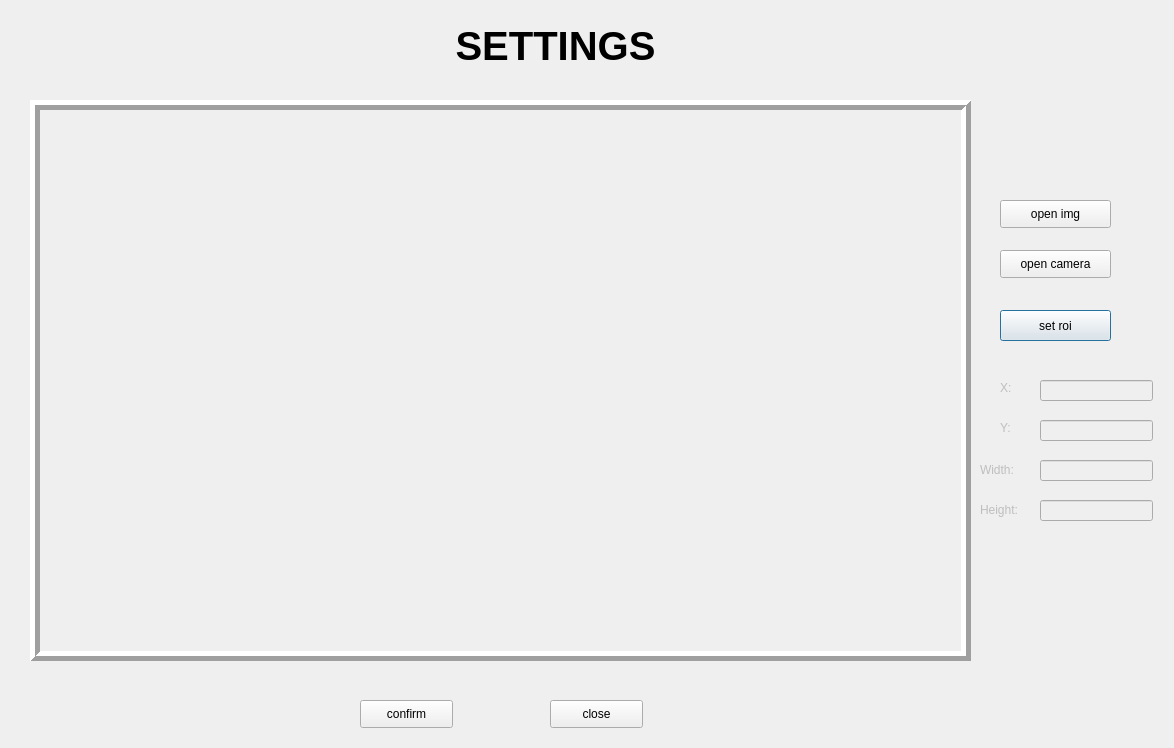
This is settingsdlg.ui in lzj12321/PCB_OCR as Qt 5 draws it before an edit. The edited form follows.
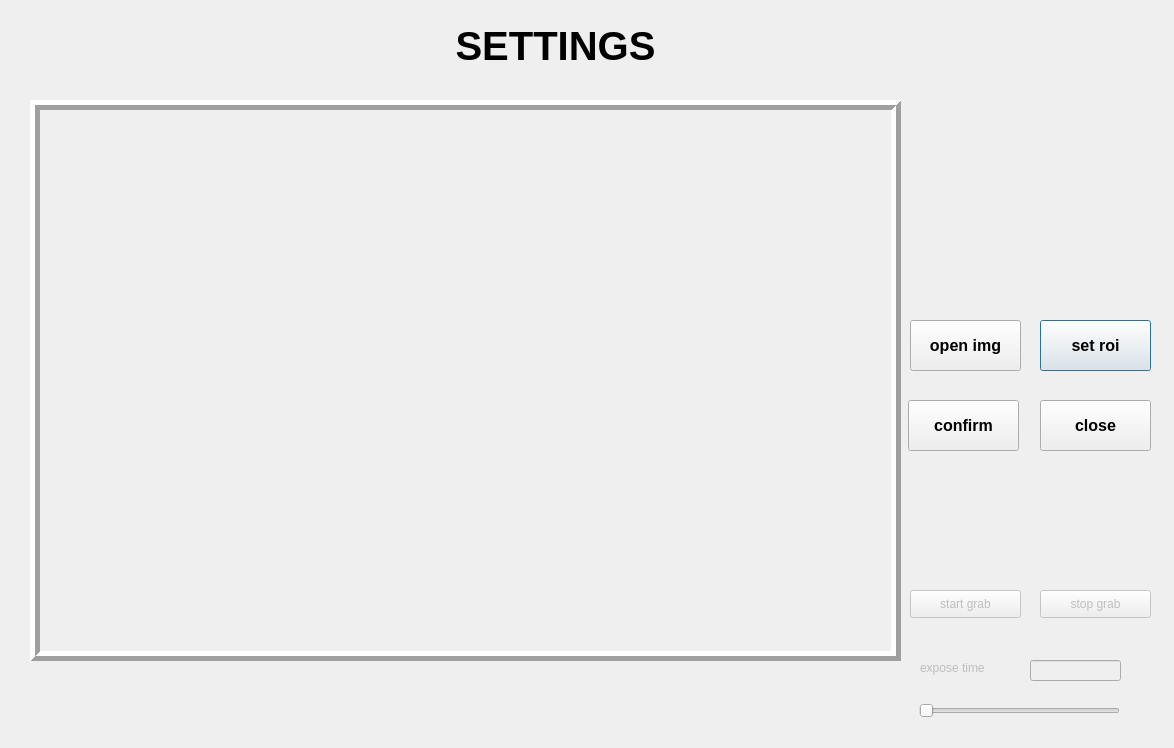
This is the edited form.

What changed in the file:
```diff
--- a/settingsdlg.ui
+++ b/settingsdlg.ui
@@ -18,7 +18,7 @@
     <rect>
      <x>30</x>
      <y>100</y>
-     <width>941</width>
+     <width>871</width>
      <height>561</height>
     </rect>
    </property>
@@ -46,12 +46,19 @@
   <widget class="QPushButton" name="pushButton">
    <property name="geometry">
     <rect>
-     <x>1000</x>
-     <y>310</y>
+     <x>1040</x>
+     <y>320</y>
      <width>111</width>
-     <height>31</height>
+     <height>51</height>
     </rect>
    </property>
+   <property name="font">
+    <font>
+     <pointsize>12</pointsize>
+     <weight>75</weight>
+     <bold>true</bold>
+    </font>
+   </property>
    <property name="text">
     <string>set roi</string>
    </property>
@@ -95,12 +102,19 @@
   <widget class="QPushButton" name="pushButton_2">
    <property name="geometry">
     <rect>
-     <x>360</x>
-     <y>700</y>
-     <width>93</width>
-     <height>28</height>
+     <x>908</x>
+     <y>400</y>
+     <width>111</width>
+     <height>51</height>
     </rect>
    </property>
+   <property name="font">
+    <font>
+     <pointsize>12</pointsize>
+     <weight>75</weight>
+     <bold>true</bold>
+    </font>
+   </property>
    <property name="text">
     <string>confirm</string>
    </property>
@@ -108,158 +122,126 @@
   <widget class="QPushButton" name="pushButton_3">
    <property name="geometry">
     <rect>
-     <x>550</x>
-     <y>700</y>
-     <width>93</width>
-     <height>28</height>
+     <x>1040</x>
+     <y>400</y>
+     <width>111</width>
+     <height>51</height>
     </rect>
    </property>
+   <property name="font">
+    <font>
+     <pointsize>12</pointsize>
+     <weight>75</weight>
+     <bold>true</bold>
+    </font>
+   </property>
    <property name="text">
     <string>close</string>
    </property>
   </widget>
   <widget class="QPushButton" name="pushButton_4">
+   <property name="enabled">
+    <bool>false</bool>
+   </property>
    <property name="geometry">
     <rect>
-     <x>1000</x>
-     <y>250</y>
+     <x>910</x>
+     <y>590</y>
      <width>111</width>
      <height>28</height>
     </rect>
    </property>
    <property name="text">
-    <string>open camera</string>
-   </property>
-  </widget>
-  <widget class="QLabel" name="label_4">
-   <property name="enabled">
-    <bool>false</bool>
-   </property>
-   <property name="geometry">
-    <rect>
-     <x>1000</x>
-     <y>380</y>
-     <width>21</width>
-     <height>16</height>
-    </rect>
-   </property>
-   <property name="text">
-    <string>X:</string>
-   </property>
-  </widget>
-  <widget class="QLineEdit" name="lineEdit">
-   <property name="enabled">
-    <bool>false</bool>
-   </property>
-   <property name="geometry">
-    <rect>
-     <x>1040</x>
-     <y>380</y>
-     <width>113</width>
-     <height>21</height>
-    </rect>
-   </property>
-  </widget>
-  <widget class="QLineEdit" name="lineEdit_2">
-   <property name="enabled">
-    <bool>false</bool>
-   </property>
-   <property name="geometry">
-    <rect>
-     <x>1040</x>
-     <y>420</y>
-     <width>113</width>
-     <height>21</height>
-    </rect>
-   </property>
-  </widget>
-  <widget class="QLabel" name="label_5">
-   <property name="enabled">
-    <bool>false</bool>
-   </property>
-   <property name="geometry">
-    <rect>
-     <x>1000</x>
-     <y>420</y>
-     <width>21</width>
-     <height>16</height>
-    </rect>
-   </property>
-   <property name="text">
-    <string>Y:</string>
-   </property>
-  </widget>
-  <widget class="QLineEdit" name="lineEdit_3">
-   <property name="enabled">
-    <bool>false</bool>
-   </property>
-   <property name="geometry">
-    <rect>
-     <x>1040</x>
-     <y>460</y>
-     <width>113</width>
-     <height>21</height>
-    </rect>
-   </property>
-  </widget>
-  <widget class="QLabel" name="label_6">
-   <property name="enabled">
-    <bool>false</bool>
-   </property>
-   <property name="geometry">
-    <rect>
-     <x>980</x>
-     <y>460</y>
-     <width>51</width>
-     <height>20</height>
-    </rect>
-   </property>
-   <property name="text">
-    <string>Width:</string>
-   </property>
-  </widget>
-  <widget class="QLineEdit" name="lineEdit_4">
-   <property name="enabled">
-    <bool>false</bool>
-   </property>
-   <property name="geometry">
-    <rect>
-     <x>1040</x>
-     <y>500</y>
-     <width>113</width>
-     <height>21</height>
-    </rect>
-   </property>
-  </widget>
-  <widget class="QLabel" name="label_7">
-   <property name="enabled">
-    <bool>false</bool>
-   </property>
-   <property name="geometry">
-    <rect>
-     <x>980</x>
-     <y>500</y>
-     <width>61</width>
-     <height>20</height>
-    </rect>
-   </property>
-   <property name="text">
-    <string>Height:</string>
+    <string>start grab</string>
    </property>
   </widget>
   <widget class="QPushButton" name="pushButton_5">
    <property name="geometry">
     <rect>
-     <x>1000</x>
-     <y>200</y>
+     <x>910</x>
+     <y>320</y>
      <width>111</width>
-     <height>28</height>
+     <height>51</height>
     </rect>
    </property>
+   <property name="font">
+    <font>
+     <pointsize>12</pointsize>
+     <weight>75</weight>
+     <bold>true</bold>
+    </font>
+   </property>
    <property name="text">
     <string>open img</string>
    </property>
   </widget>
+  <widget class="QSlider" name="horizontalSlider">
+   <property name="enabled">
+    <bool>false</bool>
+   </property>
+   <property name="geometry">
+    <rect>
+     <x>919</x>
+     <y>700</y>
+     <width>201</width>
+     <height>22</height>
+    </rect>
+   </property>
+   <property name="orientation">
+    <enum>Qt::Horizontal</enum>
+   </property>
+  </widget>
+  <widget class="QLineEdit" name="lineEdit">
+   <property name="enabled">
+    <bool>false</bool>
+   </property>
+   <property name="geometry">
+    <rect>
+     <x>1030</x>
+     <y>660</y>
+     <width>91</width>
+     <height>21</height>
+    </rect>
+   </property>
+   <property name="alignment">
+    <set>Qt::AlignCenter</set>
+   </property>
+   <property name="readOnly">
+    <bool>true</bool>
+   </property>
+  </widget>
+  <widget class="QLabel" name="label_4">
+   <property name="enabled">
+    <bool>false</bool>
+   </property>
+   <property name="geometry">
+    <rect>
+     <x>920</x>
+     <y>660</y>
+     <width>101</width>
+     <height>16</height>
+    </rect>
+   </property>
+   <property name="text">
+    <string>expose time</string>
+   </property>
+  </widget>
+  <widget class="QPushButton" name="pushButton_6">
+   <property name="enabled">
+    <bool>false</bool>
+   </property>
+   <property name="geometry">
+    <rect>
+     <x>1040</x>
+     <y>590</y>
+     <width>111</width>
+     <height>28</height>
+    </rect>
+   </property>
+   <property name="text">
+    <string>stop grab</string>
+   </property>
+  </widget>
  </widget>
  <resources/>
  <connections/>
```
